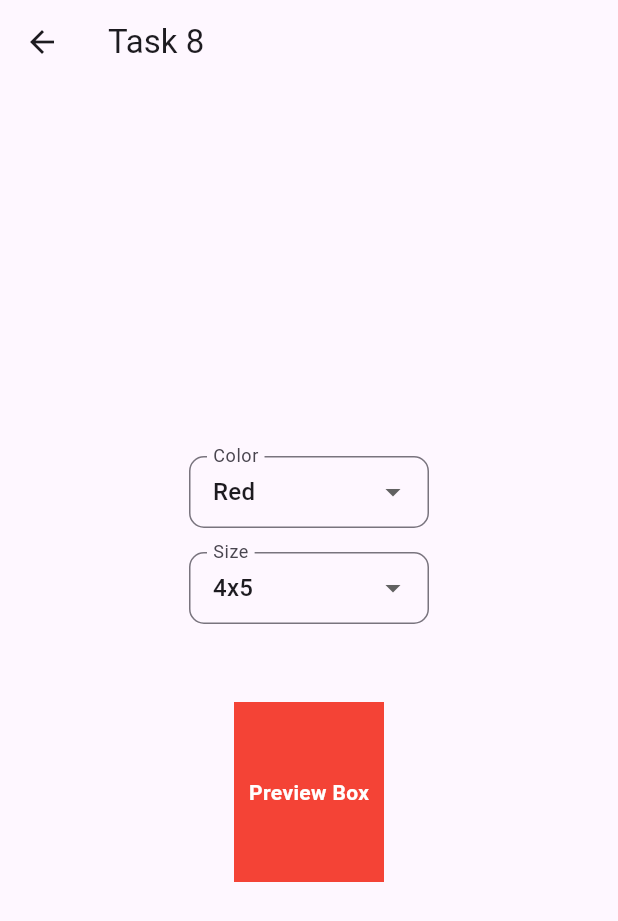
After one commit to Muhammed-rafi-cp/intern_task_app., a Flutter app: the Task8Page screen opened directly, on a phone screen of 412 x 824 dp. The commit adds this screen. Shown: the top 921 px of the screen. Run offline on Flutter 3.47's test engine with Material 3 defaults, Android fonts, the phone set to English and light mode, and no system bars; our stand-ins replace image_picker; network calls fail.

Commit message:
Updated with new tasks

```diff
--- /dev/null
+++ b/lib/pages/task_8.dart
@@ -0,0 +1,151 @@
+import 'package:flutter/material.dart';
+import 'package:flutter/foundation.dart';
+
+class Task8Page extends StatelessWidget {
+  Task8Page({super.key});
+
+  final ValueNotifier<Color> colorNotifier = ValueNotifier<Color>(Colors.red);
+  final ValueNotifier<Size> sizeNotifier = ValueNotifier<Size>(const Size(100, 120));
+
+  final Map<String, Color> colorOptions = {
+    "Red": Colors.red,
+    "Green": Colors.green,
+    "Blue": Colors.blue,
+  };
+
+  final Map<String, Size> sizeOptions = {
+    "4x5": const Size(100, 120),
+    "4x6": const Size(100, 150),
+    "5x7": const Size(120, 170),
+  };
+
+  @override
+  Widget build(BuildContext context) {
+    return Scaffold(
+      appBar: AppBar(title: const Text("Task 8")),
+      body: Center(
+        child: Column(
+          mainAxisSize: MainAxisSize.min,
+          children: [
+            // 🔹 Dropdowns section
+            Padding(
+              padding: const EdgeInsets.symmetric(horizontal: 16, vertical: 12),
+              child: Column(
+                children: [
+                  // Color Dropdown
+                  ValueListenableBuilder<Color>(
+                    valueListenable: colorNotifier,
+                    builder: (context, selectedColor, _) {
+                      return SizedBox(
+                        width: 160, // 👈 fixed button-like width
+                        child: DropdownButtonFormField<Color>(
+                          value: selectedColor,
+                          decoration: InputDecoration(
+                            labelText: "Color",
+                            border: OutlineInputBorder(
+                              borderRadius: BorderRadius.circular(10),
+                            ),
+                            contentPadding: const EdgeInsets.symmetric(horizontal: 12, vertical: 8),
+                          ),
+                          items: colorOptions.entries.map((entry) {
+                            return DropdownMenuItem(
+                              value: entry.value,
+                              child: Text(entry.key),
+                            );
+                          }).toList(),
+                          onChanged: (value) {
+                            if (value != null) colorNotifier.value = value;
+                          },
+                        ),
+                      );
+                    },
+                  ),
+                  const SizedBox(height: 16),
+
+                  // Size Dropdown
+                  ValueListenableBuilder<Size>(
+                    valueListenable: sizeNotifier,
+                    builder: (context, selectedSize, _) {
+                      return SizedBox(
+                        width: 160,
+                        child: DropdownButtonFormField<Size>(
+                          value: selectedSize,
+                          decoration: InputDecoration(
+                            labelText: "Size",
+                            border: OutlineInputBorder(
+                              borderRadius: BorderRadius.circular(10),
+                            ),
+                            contentPadding: const EdgeInsets.symmetric(horizontal: 12, vertical: 8),
+                          ),
+                          items: sizeOptions.entries.map((entry) {
+                            return DropdownMenuItem(
+                              value: entry.value,
+                              child: Text(entry.key),
+                            );
+                          }).toList(),
+                          onChanged: (value) {
+                            if (value != null) sizeNotifier.value = value;
+                          },
+                        ),
+                      );
+                    },
+                  ),
+                ],
+              ),
+            ),
+
+            const SizedBox(height: 40),
+
+            // 🔹 Dynamic Container
+            ValueListenableBuilder2<Color, Size>(
+              first: colorNotifier,
+              second: sizeNotifier,
+              builder: (context, color, size, _) {
+                return AnimatedContainer(
+                  duration: const Duration(milliseconds: 200),
+                  width: size.width,
+                  height: size.height,
+                  color: color,
+                  alignment: Alignment.center,
+                  child: const Text(
+                    "Preview Box",
+                    style: TextStyle(color: Colors.white, fontWeight: FontWeight.bold),
+                  ),
+                );
+              },
+            ),
+          ],
+        ),
+      ),
+    );
+  }
+}
+
+// ✅ Helper for two ValueNotifiers
+class ValueListenableBuilder2<A, B> extends StatelessWidget {
+  final ValueListenable<A> first;
+  final ValueListenable<B> second;
+  final Widget Function(BuildContext, A, B, Widget?) builder;
+
+  const ValueListenableBuilder2({
+    super.key,
+    required this.first,
+    required this.second,
+    required this.builder,
+  });
+
+  @override
+  Widget build(BuildContext context) {
+    return ValueListenableBuilder<A>(
+      valueListenable: first,
+      builder: (context, a, _) {
+        return ValueListenableBuilder<B>(
+          valueListenable: second,
+          builder: (context, b, __) {
+            return builder(context, a, b, null);
+          },
+        );
+      },
+    );
+  }
+}
--- a/pubspec.yaml
+++ b/pubspec.yaml
@@ -30,6 +30,8 @@ environment:
 dependencies:
   flutter:
     sdk: flutter
+  image_picker: ^1.1.2   # <-- latest stable version (as of now)
+
 
   # The following adds the Cupertino Icons font to your application.
   # Use with the CupertinoIcons class for iOS style icons.
```
Also changed, not shown: lib/main.dart (+23 -5 lines), lib/pages/task_5_add.dart (added, +92 -0 lines), lib/pages/task_7.dart (added, +48 -0 lines), pubspec.lock, 5 other files.
